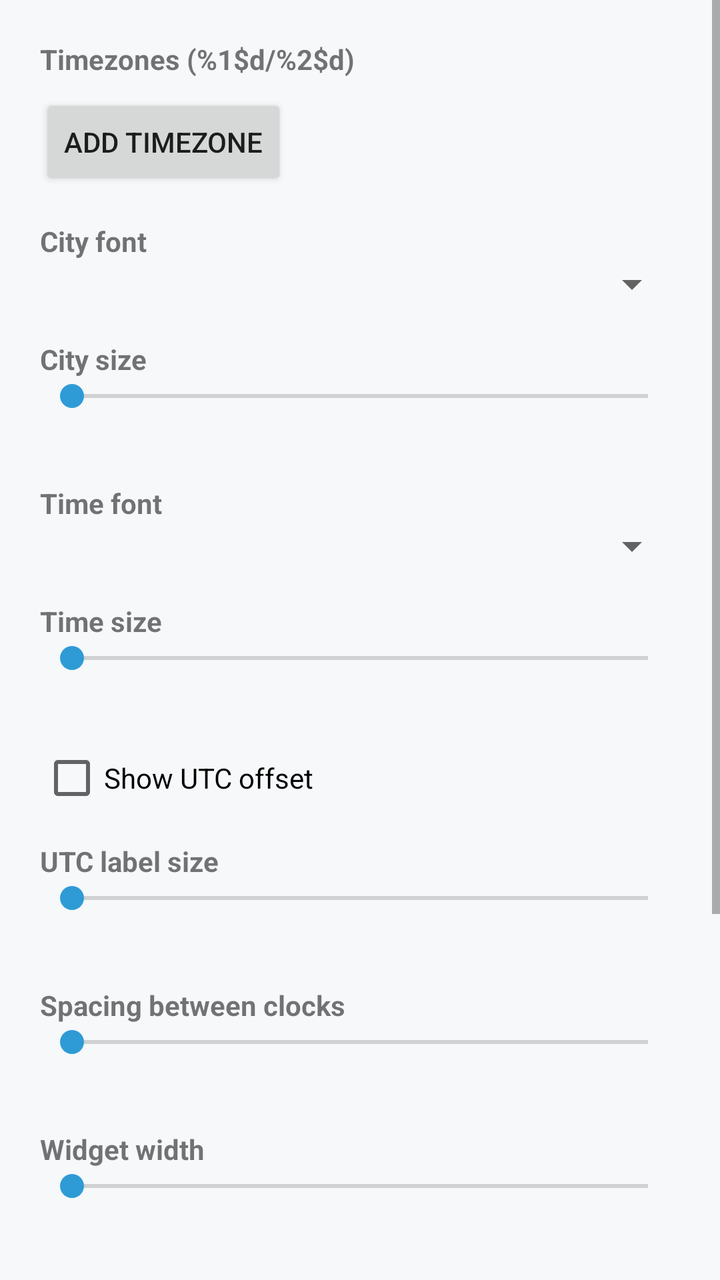
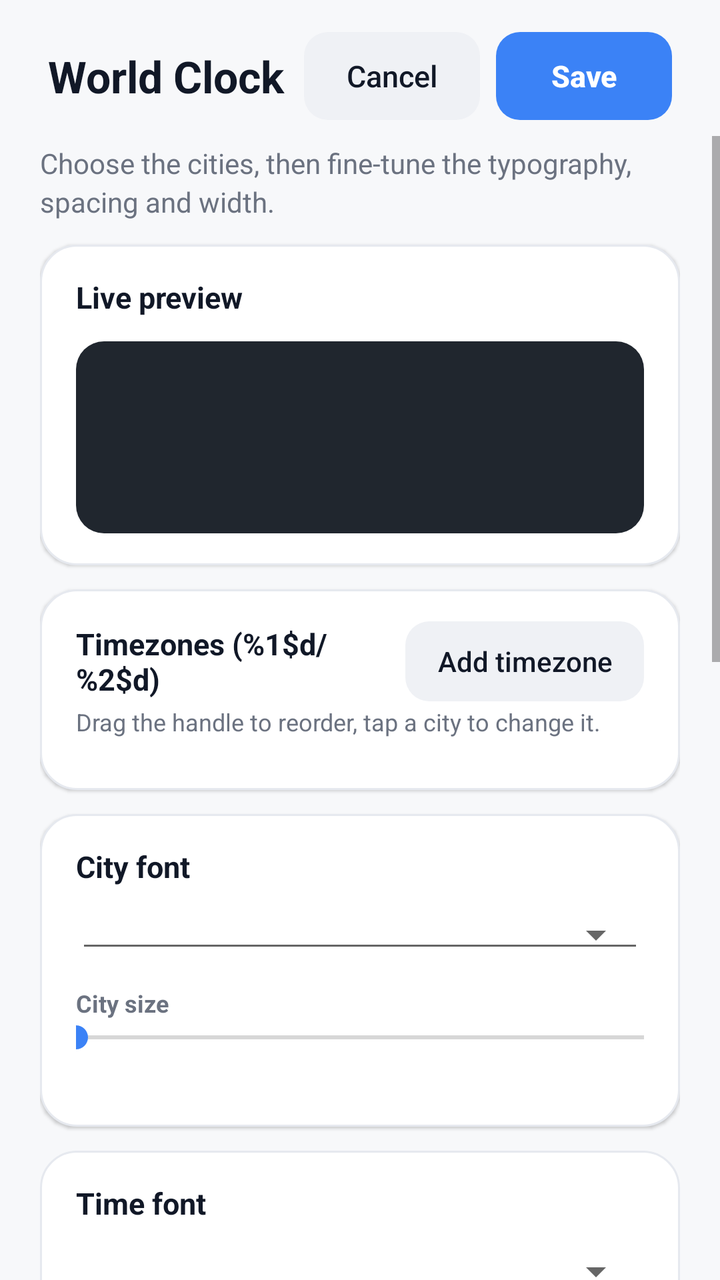

An Android layout rendered at two revisions. The XML below is the earlier revision; the diff shows what the commit changed to produce the second picture.
<!-- AndroidManifest.xml: activity theme ConfigTheme -->
<!-- res/layout/activity_world_clock_config.xml -->
<?xml version="1.0" encoding="utf-8"?>

<ScrollView xmlns:android="http://schemas.android.com/apk/res/android"
    android:layout_width="match_parent"
    android:layout_height="match_parent"
    android:fillViewport="true">

    <LinearLayout
        android:layout_width="match_parent"
        android:layout_height="wrap_content"
        android:orientation="vertical"
        android:padding="20dp">

        <TextView
                    android:id="@+id/zones_header"
            style="@style/SectionLabel"
            android:layout_marginTop="0dp"
            android:text="@string/zones" />

        <LinearLayout
            android:id="@+id/zone_list"
            android:layout_width="match_parent"
            android:layout_height="wrap_content"
            android:orientation="vertical" />

        <Button
            android:id="@+id/add_zone"
            style="?android:attr/buttonStyleSmall"
            android:layout_width="wrap_content"
            android:layout_height="wrap_content"
            android:layout_marginTop="8dp"
            android:text="@string/add_timezone" />

        <TextView
            style="@style/SectionLabel"
            android:text="@string/city_font" />

        <Spinner
            android:id="@+id/city_font"
            android:layout_width="match_parent"
            android:layout_height="wrap_content" />

        <TextView
            style="@style/SectionLabel"
            android:text="@string/city_size" />

        <SeekBar
            android:id="@+id/city_size"
            android:layout_width="match_parent"
            android:layout_height="wrap_content" />

        <TextView
            android:id="@+id/city_size_value"
            style="@style/ValueLabel" />

        <TextView
            style="@style/SectionLabel"
            android:text="@string/time_font_label" />

        <Spinner
            android:id="@+id/time_font"
            android:layout_width="match_parent"
            android:layout_height="wrap_content" />

        <TextView
            style="@style/SectionLabel"
            android:text="@string/time_size_label" />

        <SeekBar
            android:id="@+id/time_size"
            android:layout_width="match_parent"
            android:layout_height="wrap_content" />

        <TextView
            android:id="@+id/time_size_value"
            style="@style/ValueLabel" />

        <CheckBox
            android:id="@+id/show_offset"
            android:layout_width="match_parent"
            android:layout_height="wrap_content"
            android:layout_marginTop="16dp"
            android:text="@string/show_offset" />

        <TextView
            style="@style/SectionLabel"
            android:text="@string/offset_size" />

        <SeekBar
            android:id="@+id/offset_size"
            android:layout_width="match_parent"
            android:layout_height="wrap_content" />

        <TextView
            android:id="@+id/offset_size_value"
            style="@style/ValueLabel" />

        <TextView
            style="@style/SectionLabel"
            android:text="@string/spacing" />

        <SeekBar
            android:id="@+id/spacing"
            android:layout_width="match_parent"
            android:layout_height="wrap_content" />

        <TextView
            android:id="@+id/spacing_value"
            style="@style/ValueLabel" />

        <TextView
            style="@style/SectionLabel"
            android:text="@string/widget_width" />

        <SeekBar
            android:id="@+id/width"
            android:layout_width="match_parent"
            android:layout_height="wrap_content" />

        <TextView
            android:id="@+id/width_value"
            style="@style/ValueLabel" />

        <TextView
            style="@style/SectionLabel"
            android:text="@string/preview" />

        <FrameLayout
            android:id="@+id/preview_host"
            android:layout_width="match_parent"
            android:layout_height="140dp"
            android:layout_marginTop="8dp"
            android:background="@color/surface" />

        <LinearLayout
            android:layout_width="match_parent"
            android:layout_height="wrap_content"
            android:layout_marginTop="24dp"
            android:gravity="end"
            android:orientation="horizontal">

            <Button
                android:id="@+id/cancel"
                style="?android:attr/buttonStyleSmall"
                android:layout_width="wrap_content"
                android:layout_height="wrap_content"
                android:layout_marginEnd="8dp"
                android:text="@string/cancel" />

            <Button
                android:id="@+id/save"
                android:layout_width="wrap_content"
                android:layout_height="wrap_content"
                android:text="@string/save" />
        </LinearLayout>
    </LinearLayout>
</ScrollView>
<!-- resources referenced by this layout -->
<resources>
  <color name="surface">#FFF6F8FA</color>
  <string name="offset_size">UTC label size</string>
  <string name="preview">Preview</string>
  <string name="show_offset">Show UTC offset</string>
  <string name="spacing">Spacing between clocks</string>
  <style name="SectionLabel">
          <item name="android:layout_width">match_parent</item>
          <item name="android:layout_height">wrap_content</item>
          <item name="android:layout_marginTop">16dp</item>
          <item name="android:textStyle">bold</item>
          <item name="android:textSize">14sp</item>
      </style>
  <style name="ValueLabel">
          <item name="android:layout_width">wrap_content</item>
          <item name="android:layout_height">wrap_content</item>
          <item name="android:textSize">14sp</item>
      </style>
  <style name="AppTheme" parent="android:Theme.Material.Light.DarkActionBar">
          <item name="android:colorPrimary">@color/brand</item>
          <item name="android:colorPrimaryDark">@color/brand</item>
          <item name="android:colorAccent">@color/accent</item>
          <item name="android:windowBackground">@color/surface</item>
      </style>
  <color name="brand">#FF0F2A44</color>
  <color name="accent">#FF2E9BD6</color>
  <!-- unchanged entries left out for length: 10 -->
</resources>

<!-- the commit's change to res/layout/activity_world_clock_config.xml (unified diff, before → after) -->
@@ -1,157 +1,295 @@
 <?xml version="1.0" encoding="utf-8"?>
 
-<ScrollView xmlns:android="http://schemas.android.com/apk/res/android"
+<LinearLayout xmlns:android="http://schemas.android.com/apk/res/android"
+    android:id="@+id/screen_root"
     android:layout_width="match_parent"
     android:layout_height="match_parent"
-    android:fillViewport="true">
+    android:orientation="vertical">
 
     <LinearLayout
         android:layout_width="match_parent"
         android:layout_height="wrap_content"
-        android:orientation="vertical"
-        android:padding="20dp">
-
-        <TextView
-                    android:id="@+id/zones_header"
-            style="@style/SectionLabel"
-            android:layout_marginTop="0dp"
-            android:text="@string/zones" />
-
-        <LinearLayout
-            android:id="@+id/zone_list"
-            android:layout_width="match_parent"
-            android:layout_height="wrap_content"
-            android:orientation="vertical" />
+        android:background="@color/surface"
+        android:gravity="center_vertical"
+        android:orientation="horizontal"
+        android:paddingStart="24dp"
+        android:paddingTop="16dp"
+        android:paddingEnd="24dp"
+        android:paddingBottom="8dp">
+
+        <TextView
+            android:layout_width="0dp"
+            android:layout_height="wrap_content"
+            android:layout_weight="1"
+            android:text="@string/world_config_title"
+            android:textColor="@color/text_primary"
+            android:textSize="22sp"
+            android:textStyle="bold" />
 
         <Button
-            android:id="@+id/add_zone"
-            style="?android:attr/buttonStyleSmall"
-            android:layout_width="wrap_content"
-            android:layout_height="wrap_content"
-            android:layout_marginTop="8dp"
-            android:text="@string/add_timezone" />
-
-        <TextView
-            style="@style/SectionLabel"
-            android:text="@string/city_font" />
-
-        <Spinner
-            android:id="@+id/city_font"
-            android:layout_width="match_parent"
-            android:layout_height="wrap_content" />
-
-        <TextView
-            style="@style/SectionLabel"
-            android:text="@string/city_size" />
-
-        <SeekBar
-            android:id="@+id/city_size"
-            android:layout_width="match_parent"
-            android:layout_height="wrap_content" />
-
-        <TextView
-            android:id="@+id/city_size_value"
-            style="@style/ValueLabel" />
-
-        <TextView
-            style="@style/SectionLabel"
-            android:text="@string/time_font_label" />
-
-        <Spinner
-            android:id="@+id/time_font"
-            android:layout_width="match_parent"
-            android:layout_height="wrap_content" />
-
-        <TextView
-            style="@style/SectionLabel"
-            android:text="@string/time_size_label" />
-
-        <SeekBar
-            android:id="@+id/time_size"
-            android:layout_width="match_parent"
-            android:layout_height="wrap_content" />
-
-        <TextView
-            android:id="@+id/time_size_value"
-            style="@style/ValueLabel" />
-
-        <CheckBox
-            android:id="@+id/show_offset"
-            android:layout_width="match_parent"
-            android:layout_height="wrap_content"
-            android:layout_marginTop="16dp"
-            android:text="@string/show_offset" />
-
-        <TextView
-            style="@style/SectionLabel"
-            android:text="@string/offset_size" />
-
-        <SeekBar
-            android:id="@+id/offset_size"
-            android:layout_width="match_parent"
-            android:layout_height="wrap_content" />
-
-        <TextView
-            android:id="@+id/offset_size_value"
-            style="@style/ValueLabel" />
-
-        <TextView
-            style="@style/SectionLabel"
-            android:text="@string/spacing" />
-
-        <SeekBar
-            android:id="@+id/spacing"
-            android:layout_width="match_parent"
-            android:layout_height="wrap_content" />
-
-        <TextView
-            android:id="@+id/spacing_value"
-            style="@style/ValueLabel" />
-
-        <TextView
-            style="@style/SectionLabel"
-            android:text="@string/widget_width" />
-
-        <SeekBar
-            android:id="@+id/width"
-            android:layout_width="match_parent"
-            android:layout_height="wrap_content" />
-
-        <TextView
-            android:id="@+id/width_value"
-            style="@style/ValueLabel" />
-
-        <TextView
-            style="@style/SectionLabel"
-            android:text="@string/preview" />
-
-        <FrameLayout
-            android:id="@+id/preview_host"
-            android:layout_width="match_parent"
-            android:layout_height="140dp"
-            android:layout_marginTop="8dp"
-            android:background="@color/surface" />
+            android:id="@+id/cancel"
+            style="@style/SecondaryButton"
+            android:layout_marginEnd="8dp"
+            android:text="@string/cancel" />
+
+        <Button
+            android:id="@+id/save"
+            style="@style/PrimaryButton"
+            android:text="@string/save" />
+    </LinearLayout>
+
+    <ScrollView
+        android:layout_width="match_parent"
+        android:layout_height="match_parent"
+        android:fillViewport="true"
+        android:scrollbarStyle="outsideOverlay">
 
         <LinearLayout
             android:layout_width="match_parent"
             android:layout_height="wrap_content"
-            android:layout_marginTop="24dp"
-            android:gravity="end"
-            android:orientation="horizontal">
-
-            <Button
-                android:id="@+id/cancel"
-                style="?android:attr/buttonStyleSmall"
+            android:orientation="vertical"
+            android:paddingStart="20dp"
+            android:paddingTop="4dp"
+            android:paddingEnd="20dp"
+            android:paddingBottom="28dp">
+
+            <TextView
+                style="@style/ScreenSubtitle"
+                android:layout_marginTop="0dp"
+                android:text="@string/world_config_subtitle" />
+
+            
+            <LinearLayout style="@style/Card">
+
+                <TextView
+                    style="@style/CardTitle"
+                    android:text="@string/section_preview" />
+
+                <FrameLayout
+                    android:id="@+id/preview_host"
+                    android:layout_width="match_parent"
+                    android:layout_height="wrap_content"
+                    android:layout_marginTop="12dp"
+                    android:background="@drawable/bg_preview_stage"
+                    android:minHeight="96dp"
+                    android:padding="12dp" />
+            </LinearLayout>
+
+            
+            <LinearLayout style="@style/Card">
+
+                <LinearLayout
+                    android:layout_width="match_parent"
+                    android:layout_height="wrap_content"
+                    android:gravity="center_vertical"
+                    android:orientation="horizontal">
+
+                    <TextView
+                        android:id="@+id/zones_header"
+                        style="@style/CardTitle"
+                        android:layout_width="0dp"
+                        android:layout_weight="1"
+                        android:text="@string/zones" />
+
+                    <Button
+                        android:id="@+id/add_zone"
+                        style="@style/SmallButton"
+                        android:text="@string/add_timezone" />
+                </LinearLayout>
+
+                <TextView
+                    style="@style/CardCaption"
+                    android:text="@string/zones_hint" />
+
+                <LinearLayout
+                    android:id="@+id/zone_list"
+                    android:layout_width="match_parent"
+                    android:layout_height="wrap_content"
+                    android:layout_marginTop="10dp"
+                    android:orientation="vertical" />
+            </LinearLayout>
+
+            
+            <LinearLayout style="@style/Card">
+
+                <TextView
+                    style="@style/CardTitle"
+                    android:text="@string/city_font" />
+
+                <Spinner
+                    android:id="@+id/city_font"
+                    style="@style/ValueSpinner"
+                    android:layout_marginTop="10dp" />
+
+                <TextView
+                    style="@style/SectionLabel"
+                    android:layout_marginTop="12dp"
+                    android:text="@string/city_size" />
+
+                <SeekBar
+                    android:id="@+id/city_size"
+                    style="@style/ValueSlider" />
+
+                <TextView
+                    android:id="@+id/city_size_value"
+                    style="@style/ValueLabel" />
+            </LinearLayout>
+
+            
+            <LinearLayout style="@style/Card">
+
+                <TextView
+                    style="@style/CardTitle"
+                    android:text="@string/time_font_label" />
+
+                <Spinner
+                    android:id="@+id/time_font"
+                    style="@style/ValueSpinner"
+                    android:layout_marginTop="10dp" />
+
+                <TextView
+                    style="@style/SectionLabel"
+                    android:layout_marginTop="12dp"
+                    android:text="@string/time_size_label" />
+
+                <SeekBar
+                    android:id="@+id/time_size"
+                    style="@style/ValueSlider" />
+
+                <TextView
+                    android:id="@+id/time_size_value"
+                    style="@style/ValueLabel" />
+            </LinearLayout>
+
+            
+            <LinearLayout style="@style/Card">
+
+                <TextView
+                    style="@style/CardTitle"
+                    android:text="@string/section_offset" />
+
+                <CheckBox
+                    android:id="@+id/show_offset"
+                    android:layout_width="match_parent"
+                    android:layout_height="wrap_content"
+                    android:layout_marginTop="8dp"
+                    android:text="@string/show_offset"
+                    android:textColor="@color/text_primary"
+                    android:textSize="14sp" />
+
+                <TextView
+                    style="@style/SectionLabel"
+                    android:text="@string/offset_size" />
+
+                <SeekBar
+                    android:id="@+id/offset_size"
+                    style="@style/ValueSlider" />
+
+                <TextView
+                    android:id="@+id/offset_size_value"
+                    style="@style/ValueLabel" />
+            </LinearLayout>
+
+            
+            <LinearLayout style="@style/Card">
+
+                <TextView
+                    style="@style/CardTitle"
+                    android:text="@string/section_size" />
+
+                <TextView
+                    style="@style/SectionLabel"
+                    android:layout_marginTop="12dp"
+                    android:text="@string/widget_width" />
+
+                <SeekBar
+                    android:id="@+id/width"
+                    style="@style/ValueSlider" />
+
+                <TextView
+                    android:id="@+id/width_value"
+                    style="@style/ValueLabel" />
+
+                <TextView
+                    style="@style/SectionLabel"
+                    android:text="@string/spacing" />
+
+                <SeekBar
+                    android:id="@+id/spacing"
+                    style="@style/ValueSlider" />
+
+                <TextView
+                    android:id="@+id/spacing_value"
+                    style="@style/ValueLabel" />
+            </LinearLayout>
+
+            
+            <include layout="@layout/panel_background" />
+        </LinearLayout>
+    </ScrollView>
+</LinearLayout>
+<!-- res/layout/panel_background.xml (included above) -->
+<?xml version="1.0" encoding="utf-8"?>
+
+<LinearLayout xmlns:android="http://schemas.android.com/apk/res/android"
+    style="@style/Card"
+    android:orientation="vertical">
+
+    <LinearLayout
+        android:layout_width="match_parent"
+        android:layout_height="wrap_content"
+        android:gravity="center_vertical"
+        android:orientation="horizontal">
+
+        <TextView
+            style="@style/CardTitle"
+            android:layout_width="0dp"
+            android:layout_weight="1"
+            android:text="@string/section_background" />
+
+        <CheckBox
+            android:id="@+id/background_none"
+            android:layout_width="wrap_content"
+            android:layout_height="wrap_content"
+            android:text="@string/background_none"
+            android:textColor="@color/text_secondary"
+            android:textSize="13sp" />
+    </LinearLayout>
+
+    <LinearLayout
+        android:id="@+id/background_controls"
+        android:layout_width="match_parent"
+        android:layout_height="wrap_content"
+        android:orientation="vertical">
+
+        <TextView
+            style="@style/SectionLabel"
+            android:layout_marginTop="14dp"
+            android:text="@string/background_color" />
+
+        <HorizontalScrollView
+            android:layout_width="match_parent"
+            android:layout_height="wrap_content"
+            android:layout_marginTop="8dp"
+            android:scrollbars="none">
+
+            <LinearLayout
+                android:id="@+id/background_swatches"
                 android:layout_width="wrap_content"
                 android:layout_height="wrap_content"
-                android:layout_marginEnd="8dp"
-                android:text="@string/cancel" />
-
-            <Button
-                android:id="@+id/save"
-                android:layout_width="wrap_content"
-                android:layout_height="wrap_content"
-                android:text="@string/save" />
-        </LinearLayout>
+                android:orientation="horizontal" />
+        </HorizontalScrollView>
+
+        <TextView
+            style="@style/SectionLabel"
+            android:text="@string/background_opacity" />
+
+        <SeekBar
+            android:id="@+id/background_opacity"
+            style="@style/ValueSlider" />
+
+        <TextView
+            android:id="@+id/background_opacity_value"
+            style="@style/ValueLabel" />
     </LinearLayout>
-</ScrollView>
+</LinearLayout>
<!-- resource entries referenced after the edit -->
@@ -1,30 +1,184 @@
 <!-- resources referenced by this layout -->
 <resources>
-  <color name="surface">#FFF6F8FA</color>
-  <string name="offset_size">UTC label size</string>
-  <string name="preview">Preview</string>
-  <string name="show_offset">Show UTC offset</string>
-  <string name="spacing">Spacing between clocks</string>
+  <color name="surface">#FFF7F8FA</color>
+  <color name="text_primary">#FF111827</color>
+  <color name="text_secondary">#FF6B7280</color>
+  <!-- drawable bg_preview_stage (drawable) -->
+  <?xml version="1.0" encoding="utf-8"?>
+  
+  <shape xmlns:android="http://schemas.android.com/apk/res/android"
+      android:shape="rectangle">
+      <solid android:color="#FF20262E" />
+      <corners android:radius="14dp" />
+  </shape>
+  <string name="background_color">Colour</string>
+  <string name="background_none">No background</string>
+  <string name="background_opacity">Opacity</string>
+  <string name="offset_size">Label size</string>
+  <string name="section_background">Background</string>
+  <string name="section_offset">UTC offset</string>
+  <string name="section_preview">Live preview</string>
+  <string name="section_size">Widget size</string>
+  <string name="show_offset">Show UTC offset under each clock</string>
+  <string name="spacing">Gap between clocks</string>
+  <string name="world_config_subtitle">Choose the cities, then fine-tune the typography, spacing and width.</string>
+  <string name="world_config_title">World Clock</string>
+  <string name="zones_hint">Drag the handle to reorder, tap a city to change it.</string>
+  <style name="Card">
+          <item name="android:layout_width">match_parent</item>
+          <item name="android:layout_height">wrap_content</item>
+          <item name="android:layout_marginTop">12dp</item>
+          <item name="android:orientation">vertical</item>
+          <item name="android:background">@drawable/bg_card</item>
+          <item name="android:paddingStart">18dp</item>
+          <item name="android:paddingEnd">18dp</item>
+          <item name="android:paddingTop">16dp</item>
+          <item name="android:paddingBottom">16dp</item>
+          <item name="android:elevation">1dp</item>
+      </style>
+  <style name="CardCaption">
+          <item name="android:layout_width">match_parent</item>
+          <item name="android:layout_height">wrap_content</item>
+          <item name="android:layout_marginTop">2dp</item>
+          <item name="android:textColor">@color/text_secondary</item>
+          <item name="android:textSize">12sp</item>
+      </style>
+  <style name="CardTitle">
+          <item name="android:layout_width">match_parent</item>
+          <item name="android:layout_height">wrap_content</item>
+          <item name="android:textColor">@color/text_primary</item>
+          <item name="android:textSize">15sp</item>
+          <item name="android:textStyle">bold</item>
+      </style>
+  <style name="PrimaryButton" parent="android:Widget.Material.Button">
+          <item name="android:layout_width">wrap_content</item>
+          <item name="android:layout_height">44dp</item>
+          <item name="android:background">@drawable/bg_button_primary</item>
+          <item name="android:textColor">@color/on_accent</item>
+          <item name="android:textAllCaps">false</item>
+          <item name="android:textSize">15sp</item>
+          <item name="android:textStyle">bold</item>
+          <item name="android:paddingStart">22dp</item>
+          <item name="android:paddingEnd">22dp</item>
+          <item name="android:stateListAnimator">@null</item>
+      </style>
+  <style name="ScreenSubtitle">
+          <item name="android:layout_width">match_parent</item>
+          <item name="android:layout_height">wrap_content</item>
+          <item name="android:layout_marginTop">6dp</item>
+          <item name="android:textColor">@color/text_secondary</item>
+          <item name="android:textSize">14sp</item>
+          <item name="android:lineSpacingExtra">3dp</item>
+      </style>
+  <style name="SecondaryButton" parent="android:Widget.Material.Button">
+          <item name="android:layout_width">wrap_content</item>
+          <item name="android:layout_height">44dp</item>
+          <item name="android:background">@drawable/bg_button_secondary</item>
+          <item name="android:textColor">@color/text_primary</item>
+          <item name="android:textAllCaps">false</item>
+          <item name="android:textSize">15sp</item>
+          <item name="android:paddingStart">20dp</item>
+          <item name="android:paddingEnd">20dp</item>
+          <item name="android:stateListAnimator">@null</item>
+      </style>
   <style name="SectionLabel">
           <item name="android:layout_width">match_parent</item>
           <item name="android:layout_height">wrap_content</item>
-          <item name="android:layout_marginTop">16dp</item>
+          <item name="android:layout_marginTop">14dp</item>
+          <item name="android:textColor">@color/text_secondary</item>
+          <item name="android:textSize">12sp</item>
           <item name="android:textStyle">bold</item>
+      </style>
+  <style name="SmallButton" parent="SecondaryButton">
+          <item name="android:layout_height">40dp</item>
           <item name="android:textSize">14sp</item>
+          <item name="android:paddingStart">16dp</item>
+          <item name="android:paddingEnd">16dp</item>
       </style>
   <style name="ValueLabel">
           <item name="android:layout_width">wrap_content</item>
           <item name="android:layout_height">wrap_content</item>
-          <item name="android:textSize">14sp</item>
+          <item name="android:layout_marginTop">2dp</item>
+          <item name="android:textColor">@color/accent</item>
+          <item name="android:textSize">13sp</item>
+          <item name="android:textStyle">bold</item>
       </style>
-  <style name="AppTheme" parent="android:Theme.Material.Light.DarkActionBar">
+  <style name="ValueSlider" parent="android:Widget.Material.SeekBar">
+          <item name="android:layout_width">match_parent</item>
+          <item name="android:layout_height">wrap_content</item>
+          <item name="android:paddingStart">0dp</item>
+          <item name="android:paddingEnd">0dp</item>
+      </style>
+  <style name="ValueSpinner" parent="android:Widget.Material.Spinner.Underlined">
+          <item name="android:layout_width">match_parent</item>
+          <item name="android:layout_height">wrap_content</item>
+      </style>
+  <!-- drawable bg_card (drawable) -->
+  <?xml version="1.0" encoding="utf-8"?>
+  
+  <shape xmlns:android="http://schemas.android.com/apk/res/android"
+      android:shape="rectangle">
+      <solid android:color="@color/card" />
+      <corners android:radius="18dp" />
+      <stroke
+          android:width="1dp"
+          android:color="@color/card_border" />
+  </shape>
+  <!-- drawable bg_button_primary (drawable) -->
+  <?xml version="1.0" encoding="utf-8"?>
+  
+  <selector xmlns:android="http://schemas.android.com/apk/res/android">
+      <item android:state_pressed="true">
+          <shape android:shape="rectangle">
+              <solid android:color="@color/accent_pressed" />
+              <corners android:radius="12dp" />
+          </shape>
+      </item>
+      <item>
+          <shape android:shape="rectangle">
+              <solid android:color="@color/accent" />
+              <corners android:radius="12dp" />
+          </shape>
+      </item>
+  </selector>
+  <color name="on_accent">#FFFFFFFF</color>
+  <!-- drawable bg_button_secondary (drawable) -->
+  <?xml version="1.0" encoding="utf-8"?>
+  
+  <selector xmlns:android="http://schemas.android.com/apk/res/android">
+      <item android:state_pressed="true">
+          <shape android:shape="rectangle">
+              <solid android:color="@color/card_border" />
+              <corners android:radius="12dp" />
+          </shape>
+      </item>
+      <item>
+          <shape android:shape="rectangle">
+              <solid android:color="@color/button_secondary" />
+              <corners android:radius="12dp" />
+          </shape>
+      </item>
+  </selector>
+  <style name="AppTheme" parent="android:Theme.Material.Light.NoActionBar">
           <item name="android:colorPrimary">@color/brand</item>
-          <item name="android:colorPrimaryDark">@color/brand</item>
+          <item name="android:colorPrimaryDark">@color/brand_surface</item>
           <item name="android:colorAccent">@color/accent</item>
           <item name="android:windowBackground">@color/surface</item>
+          <item name="android:statusBarColor">@color/surface</item>
+          <item name="android:windowLightStatusBar">true</item>
+          <item name="android:navigationBarColor">@color/surface</item>
+          <item name="android:windowLightNavigationBar">true</item>
+                  
+                  <item name="android:windowDrawsSystemBarBackgrounds">true</item>
+                  <item name="android:fitsSystemWindows">true</item>
       </style>
-  <color name="brand">#FF0F2A44</color>
-  <color name="accent">#FF2E9BD6</color>
+  <color name="card">#FFFFFFFF</color>
+  <color name="card_border">#FFE6E9EF</color>
+  <color name="accent_pressed">#FF2563EB</color>
+  <color name="button_secondary">#FFEFF1F5</color>
+  <color name="brand">#FF111827</color>
+  <color name="brand_surface">#FF0B1220</color>
+  <color name="accent">#FF3B82F6</color>
   <!-- unchanged entries left out for length: 10 -->
 </resources>
 
